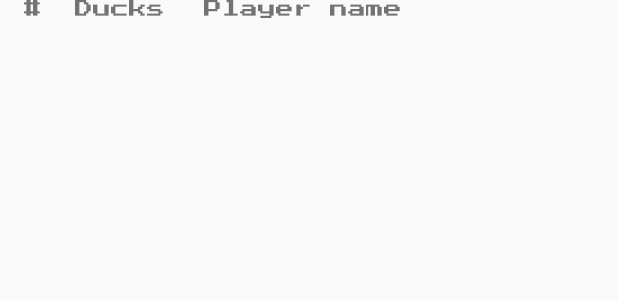
After one commit to SebastianTadeoGuerraCeron/CazarPatos, an Android app: the layout ranking_list.xml on its own in the app's theme, with its tools: preview values and no code run, on a phone screen of 412 x 824 dp. The commit adds this screen. Shown: the top 300 px of the screen. Run offline under Robolectric (Android 15) with nearby library versions, the phone set to English and light mode, and no system bars.

Commit message:
Ranking Activity Laboratorio 3 de Julio

```diff
--- /dev/null
+++ b/app/src/main/java/com/sebastian/guerra/cazarpatos/Player.kt
@@ -0,0 +1,5 @@
+package com.sebastian.guerra.cazarpatos
+
+data class Player (var username:String, var huntedDucks:Int){
+    constructor():this("",0)
+}
--- /dev/null
+++ b/app/src/main/res/layout/ranking_list.xml
@@ -0,0 +1,42 @@
+<?xml version="1.0" encoding="utf-8"?>
+<androidx.constraintlayout.widget.ConstraintLayout xmlns:android="http://schemas.android.com/apk/res/android"
+    xmlns:app="http://schemas.android.com/apk/res-auto"
+    android:layout_width="match_parent"
+    android:layout_height="wrap_content">
+    <TextView
+        android:id="@+id/textViewPosicion"
+        android:layout_width="24dp"
+        android:layout_height="wrap_content"
+        android:layout_marginStart="16dp"
+        android:fontFamily="@font/press_start_2p"
+        android:textSize="12sp"
+        android:text="#"
+        android:textAllCaps="false"
+        android:textIsSelectable="false"
+        app:layout_constraintStart_toStartOf="parent"
+        app:layout_constraintTop_toTopOf="parent" />
+    <TextView
+        android:id="@+id/textViewPatosCazados"
+        android:layout_width="64dp"
+        android:layout_height="wrap_content"
+        android:layout_marginStart="8dp"
+        android:fontFamily="@font/press_start_2p"
+        android:textSize="12sp"
+        android:gravity="center"
+        android:text="@string/text_ducks"
+        app:layout_constraintBottom_toBottomOf="@+id/textViewPosicion"
+        app:layout_constraintStart_toEndOf="@+id/textViewPosicion"
+        app:layout_constraintTop_toTopOf="@+id/textViewPosicion" />
+    <TextView
+        android:id="@+id/textViewUsuario"
+        android:layout_width="0dp"
+        android:layout_height="wrap_content"
+        android:layout_marginStart="24dp"
+        android:fontFamily="@font/press_start_2p"
+        android:textSize="12sp"
+        android:text="@string/text_player"
+        app:layout_constraintBottom_toBottomOf="@+id/textViewPatosCazados"
+        app:layout_constraintEnd_toEndOf="parent"
+        app:layout_constraintStart_toEndOf="@+id/textViewPatosCazados"
+        app:layout_constraintTop_toTopOf="@+id/textViewPatosCazados" />
+</androidx.constraintlayout.widget.ConstraintLayout>
--- a/app/src/main/res/values/strings.xml
+++ b/app/src/main/res/values/strings.xml
@@ -12,5 +12,8 @@
     <string name="dialog_message_congratulations">Congratulations!!\nYou hunted %1$d ducks</string>
     <string name="button_restart">Restart</string>
     <string name="button_close">Close</string>
+    <string name="text_hall_of_fame">Hall of fame</string>
+    <string name="text_ducks">Ducks</string>
+    <string name="text_player">Player name</string>
 
 </resources>
```
Also changed, not shown: app/src/main/AndroidManifest.xml (+4 -10 lines), app/src/main/java/com/sebastian/guerra/cazarpatos/RankingActivity.kt (added, +40 -0 lines), app/src/main/java/com/sebastian/guerra/cazarpatos/RankingAdapter.kt (added, +58 -0 lines), app/src/main/res/layout/activity_ranking.xml (added, +41 -0 lines).
